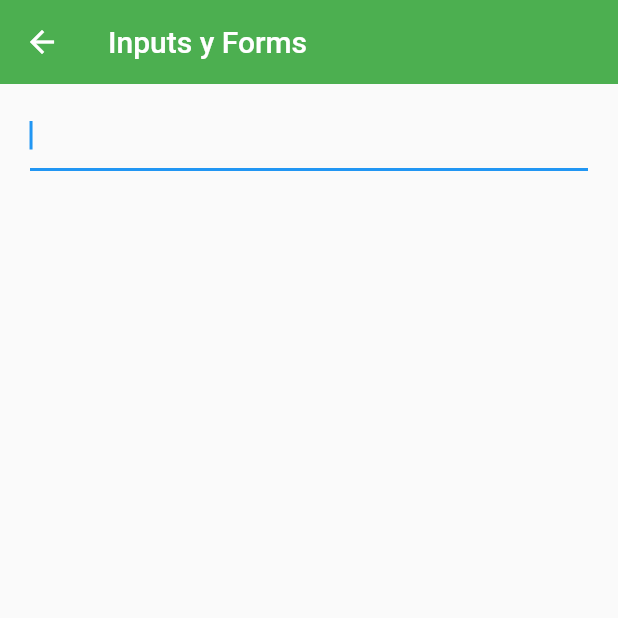
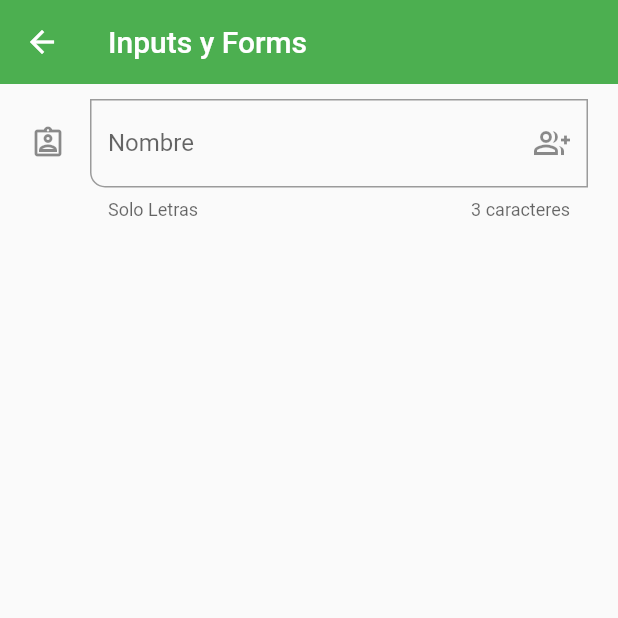
Before and after one commit to RichardWhiteG2/fl_components, a Flutter app: the InputsScreen screen opened by its route, on a phone screen of 412 x 824 dp, the top half of it. Run offline on Flutter 3.47's test engine with Material 2 defaults, Android fonts, the phone set to English and light mode, and no system bars.

Commit message:
88. TextFormFields - Personalización COMPLETO

```diff
--- a/lib/screens/inputs_screens.dart
+++ b/lib/screens/inputs_screens.dart
@@ -16,12 +16,29 @@ class InputsScreen extends StatelessWidget {
           child: Column(
             children: [
               TextFormField(
-                autofocus: true,
+                autofocus: false,
                 initialValue: '',
                 textCapitalization: TextCapitalization.words,
                 onChanged: (value) {
                   print('Value: $value');
                 },
+                validator: (value) {
+                  if(value==null) return 'Este campo es requerido';
+                  return  value.length <3 ? 'Hola Mundo': null;
+                },
+                autovalidateMode: AutovalidateMode.onUserInteraction,
+                decoration: const InputDecoration(
+                  hintText: 'Nombre del usuario',
+                  labelText: 'Nombre',
+                  helperText: 'Solo Letras',
+                  counterText: '3 caracteres',
+                  //prefix: Icon(Icons.verified_user_outlined),
+                  suffixIcon: Icon(Icons.group_add_outlined),
+                  icon: Icon(Icons.assignment_ind_outlined),
+                  border:  OutlineInputBorder(
+                    borderRadius: BorderRadius.only(bottomLeft: Radius.circular(10))
+                  )
+                ),
               )
             ],
           ),
```
